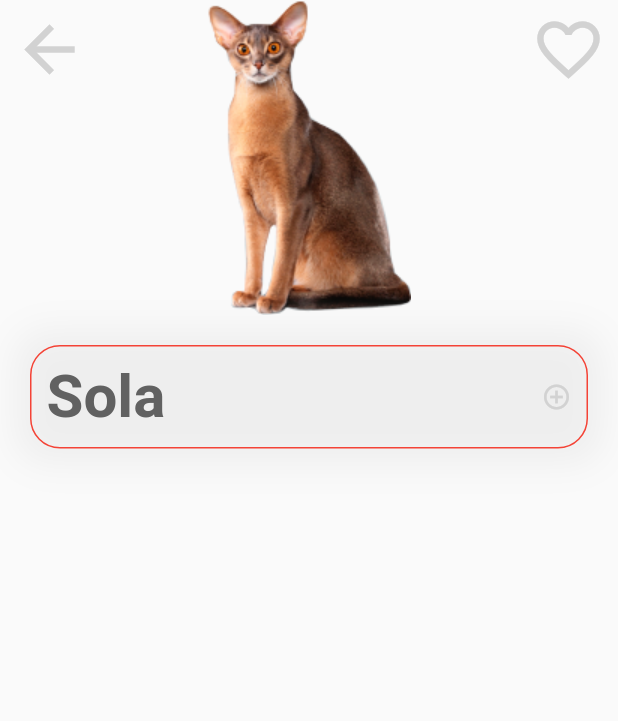
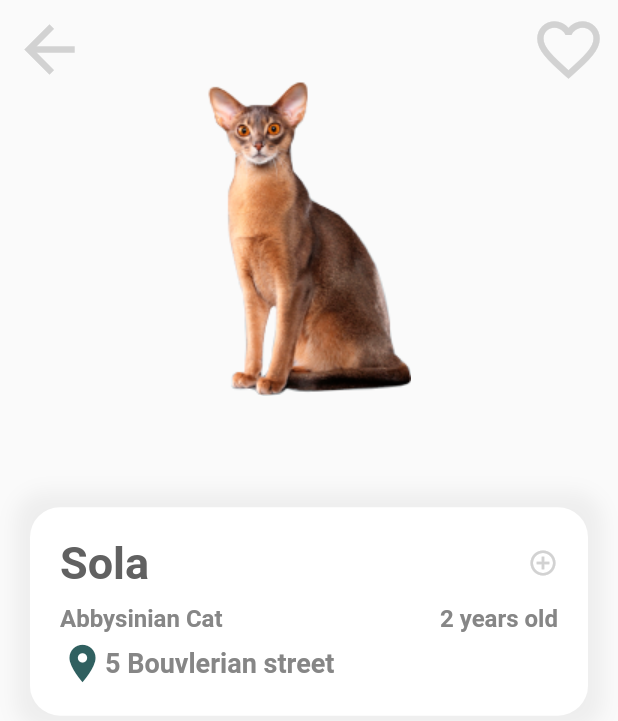
Before and after one commit to codingbbq/pets_adoption_app, a Flutter app: the screen it shows after launch, after a tap on "Sola", on a phone screen of 412 x 824 dp. Shown: the top 721 px of the screen. Run offline on Flutter 3.47's test engine with Material 2 defaults, Android fonts, the phone set to English and light mode, and no system bars.

Commit message:
Continue working on details page

```diff
--- a/lib/pages/Detail.dart
+++ b/lib/pages/Detail.dart
@@ -2,6 +2,7 @@ import 'package:flutter/material.dart';
 import 'package:pets_adoption_app/utils/colors.dart';
 import 'package:pets_adoption_app/models/cat.dart';
 import 'package:pets_adoption_app/utils/common_fn.dart';
+import 'package:pets_adoption_app/utils/strings.dart';
 class DetailPage extends StatelessWidget {
 
   @override
@@ -32,6 +33,7 @@ class DetailPage extends StatelessWidget {
 
                   Image.asset(
                     args.image,
+                    width: MediaQuery.of(context).size.width * 0.50,
                   ),
 
                   IconButton(
@@ -45,16 +47,14 @@ class DetailPage extends StatelessWidget {
 
               Container(
                 margin: const EdgeInsets.symmetric(vertical: 20.0, horizontal: 20.0),
-                padding: const EdgeInsets.symmetric(vertical: 10.0, horizontal: 10.0),
+                padding: const EdgeInsets.symmetric(vertical: 20.0, horizontal: 20.0),
                 decoration: BoxDecoration(
+                  color: Colors.white,
                   borderRadius: BorderRadius.circular(20.0),
-                  border: Border.all(
-                    color: Colors.red
-                  ),
                   boxShadow: <BoxShadow>[
                     BoxShadow(
                       color: Colors.grey[200],
-                      blurRadius: 20.0,
+                      blurRadius: 10.0,
                       spreadRadius: 10.0,
                       offset: Offset(0.0, 0.2)
                     )
@@ -68,14 +68,55 @@ class DetailPage extends StatelessWidget {
                         Text(
                           args.name,
                           style: TextStyle(
-                            fontSize: 40.0,
+                            fontSize: 30.0,
                             color: textColor,
                             fontWeight: FontWeight.bold
                           ),
                         ),
                         CommonFn.showGenderIcon(args.gender)
                       ],
-                    )
+                    ),
+                    SizedBox(height: 10.0,),
+                    Row(
+                      mainAxisAlignment: MainAxisAlignment.spaceBetween,
+                      children: <Widget>[
+                        Text(
+                          args.type,
+                          style: TextStyle(
+                            fontSize: 16.0,
+                            fontWeight: FontWeight.bold,
+                            color: secondaryTextColor
+                          ),
+                        ),
+                        Text(
+                          '${args.age.toString()} $AGE_LBL',
+                          style: TextStyle(
+                            fontSize: 16.0,
+                            fontWeight: FontWeight.bold,
+                            color: secondaryTextColor
+                          ),
+                        ),
+                      ],
+                    ),
+                    SizedBox(height: 5.0,),
+                    Row(
+                      children: <Widget>[
+                        Icon(
+                          Icons.location_on,
+                          size: 30.0,
+                          color: themeColor,
+                        ),
+                        Text(
+                          args.location,
+                          style: TextStyle(
+                            fontSize: 18.0,
+                            fontWeight: FontWeight.bold,
+                            color: secondaryTextColor
+                          ),
+                        )
+                      ],
+                    ),
+
                   ],
                 ),
               )
--- a/lib/utils/strings.dart
+++ b/lib/utils/strings.dart
@@ -1,2 +1,3 @@
 const String LOCATION = "Location";
 const String SEARCH = "Search pet to adopt";
+const String AGE_LBL = "years old";
```
